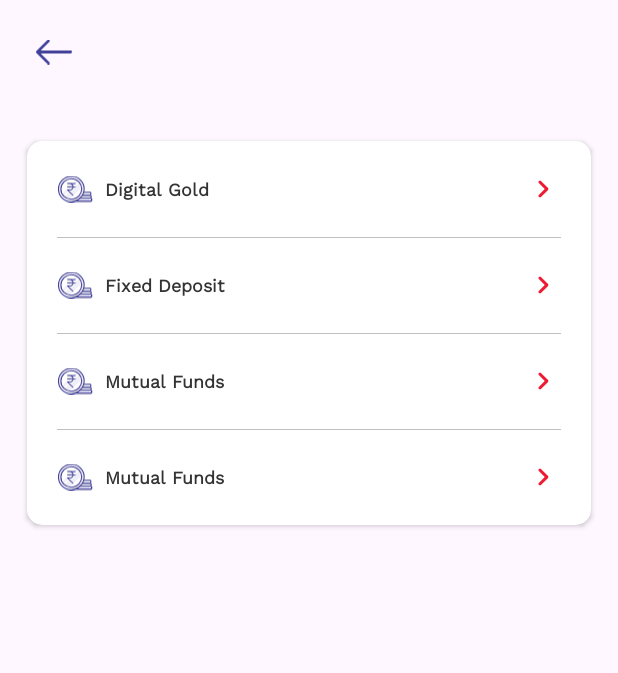
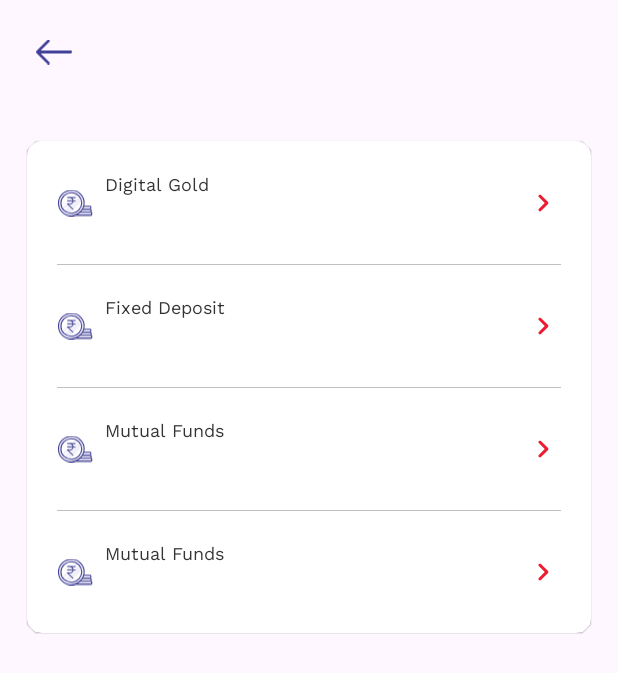
Before and after one commit to Rahulrhl17/TestUI, an Android app: the screen it shows after launch (MainActivity), on a phone screen of 412 x 824 dp. Shown: the top 673 px of the screen. Run offline under Robolectric (Android 15) with nearby library versions, the phone set to English and light mode, and no system bars; our stand-ins replace CircleImageView.

Commit message:
cardview elevation handled

```diff
--- a/app/src/main/res/layout/activity_main.xml
+++ b/app/src/main/res/layout/activity_main.xml
@@ -21,8 +21,7 @@
         android:layout_marginStart="@dimen/start_end_margin"
         android:layout_marginEnd="@dimen/start_end_margin"
         android:layout_marginTop="@dimen/dimen_24"
-        app:cardCornerRadius="@dimen/card_corner_radius"
-        android:background="@color/white"
+        style="@style/CardViewStyle"
         >
         <androidx.constraintlayout.widget.ConstraintLayout
             android:layout_width="match_parent"
--- a/app/src/main/res/layout/investment_list_card.xml
+++ b/app/src/main/res/layout/investment_list_card.xml
@@ -17,24 +17,45 @@
         android:src="@drawable/ic_payments"/>
     <TextView
         android:id="@+id/itemName"
-        android:layout_width="wrap_content"
+        android:layout_width="0dp"
         android:layout_height="wrap_content"
         app:layout_constraintStart_toEndOf="@id/icon"
         app:layout_constraintTop_toTopOf="parent"
-        app:layout_constraintBottom_toBottomOf="parent"
-        android:layout_marginStart="@dimen/dimen_8"
+        app:layout_constraintEnd_toStartOf="@id/forward_icon"
         style="@style/WorkSansSemiBold"
         tools:text="Digital Gold"
         android:textSize="@dimen/text_12"
         android:textColor="@color/text_colors"
-        android:textFontWeight="600"
+        android:textFontWeight="500"
+        android:layout_marginStart="@dimen/dimen_8"
+        android:layout_marginEnd="@dimen/dimen_8"
+
+        />
+    <TextView
+        android:id="@+id/itemDesc"
+        android:layout_width="0dp"
+        android:layout_height="wrap_content"
+        app:layout_constraintStart_toEndOf="@id/icon"
+        app:layout_constraintTop_toBottomOf="@id/itemName"
+       app:layout_constraintEnd_toStartOf="@id/forward_icon"
+        android:layout_marginStart="@dimen/dimen_8"
+        style="@style/WorkSansSemiBold"
+        tools:text="Explore Home loan provided by Mahindra Rural Housing Finance Explore Home loan provided by shhs Mahindra Rural Housing Finance"
+        android:textSize="@dimen/text_12"
+        android:textColor="@color/grey4"
+        android:textFontWeight="500"
+        android:layout_marginTop="@dimen/dimen_6"
+        android:layout_marginEnd="@dimen/dimen_8"
+
+
 
 
         />
+
     <ImageView
         android:id="@+id/forward_icon"
-        android:layout_width="wrap_content"
-        android:layout_height="wrap_content"
+        android:layout_width="@dimen/dimen_24"
+        android:layout_height="@dimen/dimen_24"
         app:layout_constraintEnd_toEndOf="parent"
         app:layout_constraintTop_toTopOf="parent"
         app:layout_constraintBottom_toBottomOf="parent"
--- a/app/src/main/res/layout/investment_partner_services.xml
+++ b/app/src/main/res/layout/investment_partner_services.xml
@@ -15,8 +15,7 @@
       android:layout_marginStart="@dimen/start_end_margin"
       android:layout_marginEnd="@dimen/start_end_margin"
       android:layout_marginTop="@dimen/dimen_24"
-      app:cardCornerRadius="@dimen/card_corner_radius"
-      android:background="@color/white"
+      style="@style/CardViewStyle"
       >
       <androidx.constraintlayout.widget.ConstraintLayout
           android:layout_width="match_parent"
--- a/app/src/main/res/layout/loan_partner_services_fragment.xml
+++ b/app/src/main/res/layout/loan_partner_services_fragment.xml
@@ -61,8 +61,7 @@
         android:layout_marginStart="@dimen/start_end_margin"
         android:layout_marginEnd="@dimen/start_end_margin"
         android:layout_marginTop="@dimen/dimen_24"
-        app:cardCornerRadius="@dimen/card_corner_radius"
-        android:background="@color/white"
+        style="@style/CardViewStyle"
         >
         <androidx.constraintlayout.widget.ConstraintLayout
             android:layout_width="match_parent"
--- a/app/src/main/res/layout/personal_loan_fragment.xml
+++ b/app/src/main/res/layout/personal_loan_fragment.xml
@@ -26,9 +26,7 @@
         android:layout_marginStart="@dimen/start_end_margin"
         android:layout_marginEnd="@dimen/start_end_margin"
         android:layout_marginTop="@dimen/dimen_24"
-        app:cardCornerRadius="@dimen/card_corner_radius"
-        android:background="@color/white"
-
+        style="@style/CardViewStyle"
         >
 
             <androidx.constraintlayout.widget.ConstraintLayout
--- a/app/src/main/res/layout/two_wheeler_loan.xml
+++ b/app/src/main/res/layout/two_wheeler_loan.xml
@@ -1,4 +1,3 @@
-<?xml version="1.0" encoding="utf-8"?>
 <?xml version="1.0" encoding="utf-8"?>
 <androidx.constraintlayout.widget.ConstraintLayout xmlns:android="http://schemas.android.com/apk/res/android"
     android:layout_width="match_parent"
@@ -27,9 +26,7 @@
                 android:layout_marginStart="@dimen/start_end_margin"
                 android:layout_marginEnd="@dimen/start_end_margin"
                 android:layout_marginTop="@dimen/dimen_24"
-                app:cardCornerRadius="@dimen/card_corner_radius"
-                android:background="@color/white"
-
+                style="@style/CardViewStyle"
                 >
 
                 <androidx.constraintlayout.widget.ConstraintLayout
--- a/app/src/main/res/values/colors.xml
+++ b/app/src/main/res/values/colors.xml
@@ -28,5 +28,6 @@
     <color name="text_colors">#333333</color>
     <color name="text_hint_color">#BDBDBD</color>
     <color name="grey3">#4E4E4E</color>
+    <color name="grey4">#666666</color>
 
 </resources>
--- a/app/src/main/res/values/dimens.xml
+++ b/app/src/main/res/values/dimens.xml
@@ -19,4 +19,8 @@
     <dimen name="dimen_15">15dp</dimen>
     <dimen name="dimen_40">40dp</dimen>
     <dimen name="dimen_27">27dp</dimen>
+    <dimen name="dimen_6">6dp</dimen>
+    <dimen name="dimen_48">48dp</dimen>
+    <dimen name="dimen_32">32dp</dimen>
+    <dimen name="text_10">10sp</dimen>
 </resources>
--- a/app/src/main/res/values/themes.xml
+++ b/app/src/main/res/values/themes.xml
@@ -101,4 +101,10 @@
         <item name="android:background">@drawable/bottomsheet_dialog_curve_shape</item>
     </style>
 
+    <style name="CardViewStyle" parent="CardView">
+         <item name="cardElevation">0.5dp</item>
+        <item name="cardCornerRadius">10dp</item>
+        <item name="background">@color/white</item>
+    </style>
+
 </resources>
```
Also changed, not shown: app/src/main/res/layout/loan_type_card_list.xml (added, +92 -0 lines).
